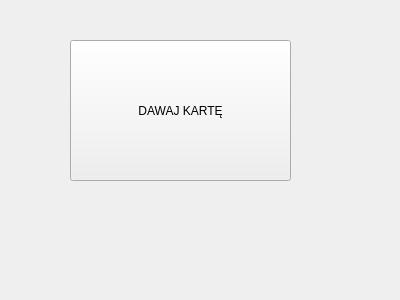
The window that loginwindow.ui (justynak/ipr_barman) describes before a commit, drawn with Qt 5.
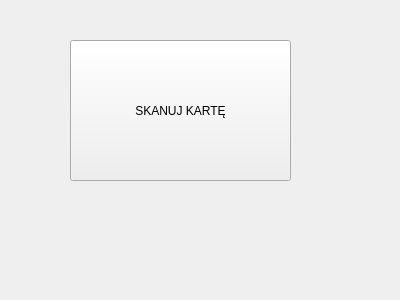
The same window after the commit.

The edit to the form file:
```diff
--- a/loginwindow.ui
+++ b/loginwindow.ui
@@ -23,7 +23,7 @@
     </rect>
    </property>
    <property name="text">
-    <string>DAWAJ KARTĘ</string>
+    <string>SKANUJ KARTĘ</string>
    </property>
   </widget>
  </widget>
```
